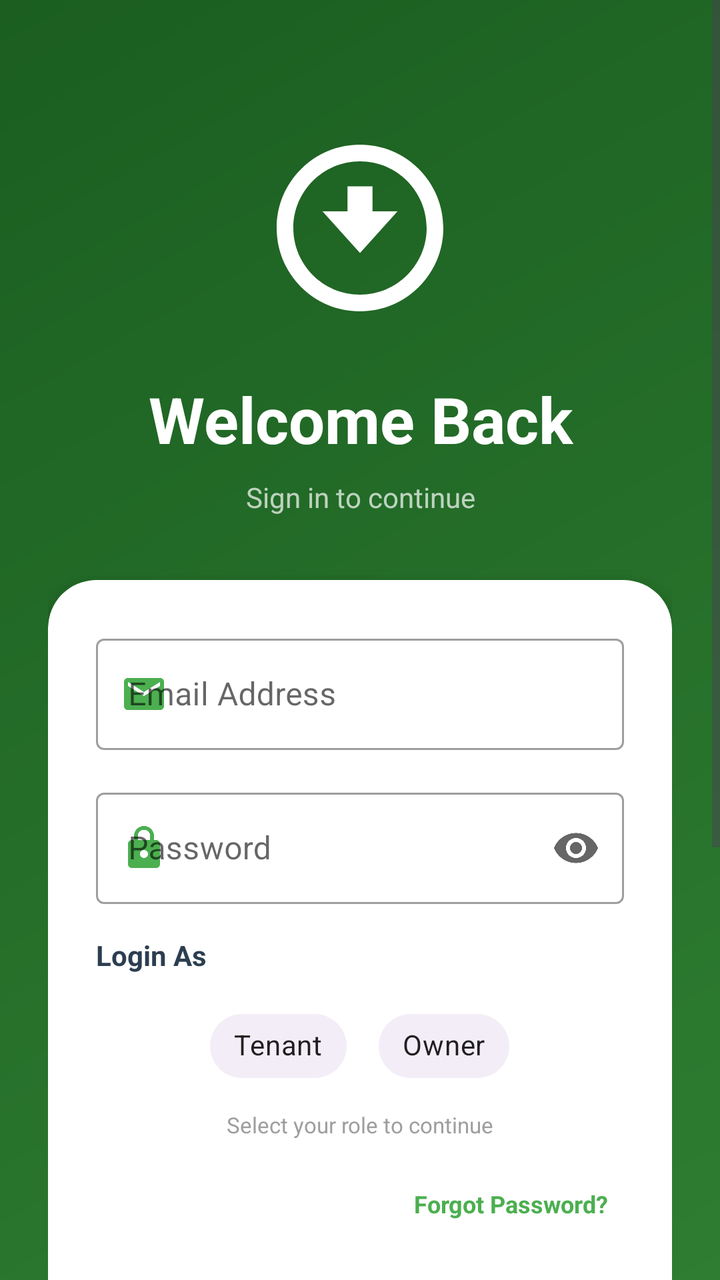
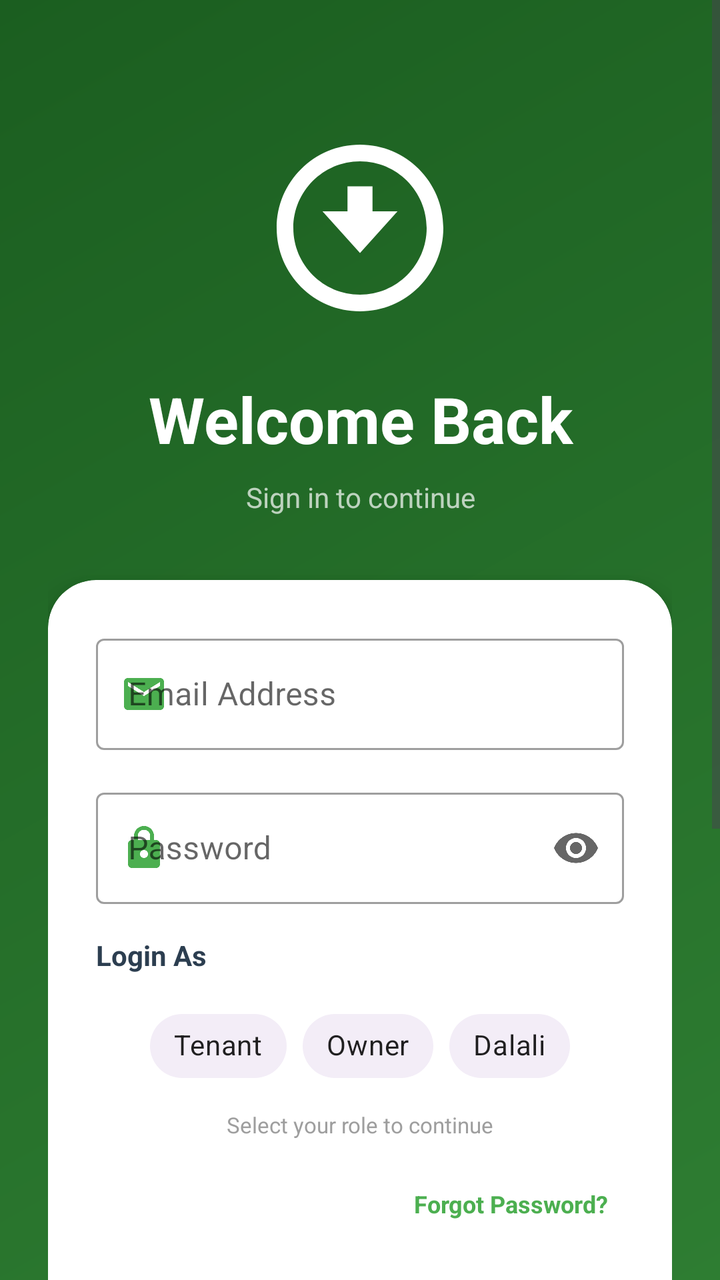

Two renders of the same Android screen: before a commit and after it. Below are the layout's source before the change and the commit's diff.
<!-- AndroidManifest.xml: application theme Theme.Roomify -->
<!-- res/layout/activity_login.xml -->
<?xml version="1.0" encoding="utf-8"?>
<FrameLayout xmlns:android="http://schemas.android.com/apk/res/android"
    xmlns:app="http://schemas.android.com/apk/res-auto"
    android:layout_width="match_parent"
    android:layout_height="match_parent">

    <ScrollView
        android:layout_width="match_parent"
        android:layout_height="match_parent"
        android:fillViewport="true"
        android:background="@drawable/gradient_background">

        <androidx.constraintlayout.widget.ConstraintLayout
            android:layout_width="match_parent"
            android:layout_height="wrap_content"
            android:padding="24dp">

            
            <ImageView
                android:id="@+id/logo"
                android:layout_width="100dp"
                android:layout_height="100dp"
                android:layout_marginTop="40dp"
                android:src="@drawable/ic_agriculture"
                android:contentDescription="@string/app_name"
                app:layout_constraintEnd_toEndOf="parent"
                app:layout_constraintStart_toStartOf="parent"
                app:layout_constraintTop_toTopOf="parent" />

            
            <TextView
                android:id="@+id/welcomeText"
                android:layout_width="match_parent"
                android:layout_height="wrap_content"
                android:layout_marginTop="24dp"
                android:gravity="center"
                android:text="@string/welcome_back1"
                android:textColor="@color/white"
                android:textSize="32sp"
                android:textStyle="bold"
                app:layout_constraintTop_toBottomOf="@id/logo" />

            <TextView
                android:id="@+id/subtitleText"
                android:layout_width="match_parent"
                android:layout_height="wrap_content"
                android:layout_marginTop="8dp"
                android:gravity="center"
                android:text="Sign in to continue"
                android:textColor="@color/white_70"
                android:textSize="14sp"
                app:layout_constraintTop_toBottomOf="@id/welcomeText" />

            
            <androidx.cardview.widget.CardView
                android:id="@+id/cardView"
                android:layout_width="match_parent"
                android:layout_height="wrap_content"
                android:layout_marginTop="32dp"
                app:cardCornerRadius="24dp"
                app:cardElevation="8dp"
                app:cardBackgroundColor="@color/white"
                app:layout_constraintTop_toBottomOf="@id/subtitleText">

                <LinearLayout
                    android:layout_width="match_parent"
                    android:layout_height="wrap_content"
                    android:orientation="vertical"
                    android:padding="24dp">

                    
                    <com.google.android.material.textfield.TextInputLayout
                        android:id="@+id/emailLayout"
                        style="@style/Widget.MaterialComponents.TextInputLayout.OutlinedBox"
                        android:layout_width="match_parent"
                        android:layout_height="wrap_content"
                        android:hint="Email Address"
                        app:startIconDrawable="@drawable/ic_email"
                        app:startIconTint="@color/primary_green"
                        app:endIconMode="clear_text">

                        <com.google.android.material.textfield.TextInputEditText
                            android:id="@+id/Email"
                            android:layout_width="match_parent"
                            android:layout_height="wrap_content"
                            android:inputType="textEmailAddress"
                            android:maxLines="1" />

                    </com.google.android.material.textfield.TextInputLayout>

                    
                    <com.google.android.material.textfield.TextInputLayout
                        android:id="@+id/passwordLayout"
                        style="@style/Widget.MaterialComponents.TextInputLayout.OutlinedBox"
                        android:layout_width="match_parent"
                        android:layout_height="wrap_content"
                        android:layout_marginTop="16dp"
                        android:hint="Password"
                        app:startIconDrawable="@drawable/ic_lock"
                        app:startIconTint="@color/primary_green"
                        app:endIconMode="password_toggle">

                        <com.google.android.material.textfield.TextInputEditText
                            android:id="@+id/password"
                            android:layout_width="match_parent"
                            android:layout_height="wrap_content"
                            android:inputType="textPassword"
                            android:maxLines="1" />

                    </com.google.android.material.textfield.TextInputLayout>

                    
                    <TextView
                        android:layout_width="match_parent"
                        android:layout_height="wrap_content"
                        android:text="Login As"
                        android:textSize="14sp"
                        android:textStyle="bold"
                        android:textColor="@color/text_dark"
                        android:layout_marginTop="16dp"
                        android:layout_marginBottom="12dp"/>

                    
                    <LinearLayout
                        android:layout_width="match_parent"
                        android:layout_height="wrap_content"
                        android:orientation="horizontal"
                        android:gravity="center"
                        android:layout_marginBottom="8dp">

                        <com.google.android.material.chip.Chip
                            android:id="@+id/chipTenantLogin"
                            style="@style/Widget.MaterialComponents.Chip.Choice"
                            android:layout_width="wrap_content"
                            android:layout_height="wrap_content"
                            android:layout_marginEnd="16dp"
                            android:text="Tenant"
                            android:textSize="14sp"
                            app:chipBackgroundColor="@color/chip_background"
                            app:chipIcon="@drawable/ic_profile"
                            app:chipIconTint="?attr/colorPrimary"
                            app:checkedIcon="@drawable/ic_check_circle"
                            app:checkedIconTint="@color/primary_green" />

                        <com.google.android.material.chip.Chip
                            android:id="@+id/chipOwnerLogin"
                            style="@style/Widget.MaterialComponents.Chip.Choice"
                            android:layout_width="wrap_content"
                            android:layout_height="wrap_content"
                            android:text="Owner"
                            android:textSize="14sp"
                            app:chipBackgroundColor="@color/chip_background"
                            app:chipIcon="@drawable/ic_business"
                            app:chipIconTint="?attr/colorPrimary"
                            app:checkedIcon="@drawable/ic_check_circle"
                            app:checkedIconTint="@color/primary_green" />

                    </LinearLayout>

                    
                    <TextView
                        android:id="@+id/tvRoleHint"
                        android:layout_width="match_parent"
                        android:layout_height="wrap_content"
                        android:text="Select your role to continue"
                        android:textSize="11sp"
                        android:textColor="@color/gray_500"
                        android:gravity="center"
                        android:layout_marginBottom="8dp"/>

                    
                    <TextView
                        android:id="@+id/forgotPassword"
                        android:layout_width="wrap_content"
                        android:layout_height="wrap_content"
                        android:layout_gravity="end"
                        android:layout_marginTop="8dp"
                        android:padding="8dp"
                        android:text="Forgot Password?"
                        android:textColor="@color/primary_green"
                        android:textSize="12sp"
                        android:textStyle="bold" />

                    
                    <com.google.android.material.button.MaterialButton
                        android:id="@+id/button2"
                        android:layout_width="match_parent"
                        android:layout_height="56dp"
                        android:layout_marginTop="24dp"
                        android:text="@string/sign_in1"
                        android:textAllCaps="false"
                        android:textSize="16sp"
                        android:textStyle="bold"
                        app:cornerRadius="28dp"
                        app:backgroundTint="@color/primary_green" />

                    
                    <LinearLayout
                        android:layout_width="match_parent"
                        android:layout_height="wrap_content"
                        android:layout_marginTop="24dp"
                        android:gravity="center"
                        android:orientation="horizontal">

                        <View
                            android:layout_width="0dp"
                            android:layout_height="1dp"
                            android:layout_weight="1"
                            android:background="@color/gray_300" />

                        <TextView
                            android:layout_width="wrap_content"
                            android:layout_height="wrap_content"
                            android:layout_marginHorizontal="16dp"
                            android:text="OR"
                            android:textColor="@color/gray_500"
                            android:textSize="12sp" />

                        <View
                            android:layout_width="0dp"
                            android:layout_height="1dp"
                            android:layout_weight="1"
                            android:background="@color/gray_300" />

                    </LinearLayout>

                    
                    <LinearLayout
                        android:layout_width="match_parent"
                        android:layout_height="wrap_content"
                        android:layout_marginTop="24dp"
                        android:orientation="horizontal"
                        android:gravity="center">

                        <com.google.android.material.button.MaterialButton
                            android:id="@+id/Register"
                            style="@style/Widget.MaterialComponents.Button.OutlinedButton"
                            android:layout_width="0dp"
                            android:layout_height="48dp"
                            android:layout_weight="1"
                            android:layout_marginEnd="8dp"
                            android:text="Guest"
                            android:textColor="@color/primary_green"
                            app:strokeColor="@color/primary_green"
                            app:cornerRadius="24dp" />

                        <com.google.android.material.button.MaterialButton
                            android:id="@+id/Signup"
                            style="@style/Widget.MaterialComponents.Button.OutlinedButton"
                            android:layout_width="0dp"
                            android:layout_height="48dp"
                            android:layout_weight="1"
                            android:layout_marginStart="8dp"
                            android:text="Sign Up"
                            android:textColor="@color/primary_green"
                            app:strokeColor="@color/primary_green"
                            app:cornerRadius="24dp" />

                    </LinearLayout>

                    
                    <TextView
                        android:layout_width="match_parent"
                        android:layout_height="wrap_content"
                        android:layout_marginTop="24dp"
                        android:gravity="center"
                        android:text="Continue with"
                        android:textColor="@color/gray_500"
                        android:textSize="12sp" />

                    <com.google.android.gms.common.SignInButton
                        android:id="@+id/Google"
                        android:layout_width="match_parent"
                        android:layout_height="48dp"
                        android:layout_marginTop="12dp"
                        android:layout_marginBottom="8dp"
                        android:padding="8dp" />

                </LinearLayout>

            </androidx.cardview.widget.CardView>

        </androidx.constraintlayout.widget.ConstraintLayout>

    </ScrollView>

    
    <View
        android:id="@+id/loadingOverlay"
        android:layout_width="match_parent"
        android:layout_height="match_parent"
        android:background="#80000000"
        android:visibility="gone"
        android:clickable="true"
        android:focusable="true" />

    <ProgressBar
        android:id="@+id/progressBar"
        android:layout_width="wrap_content"
        android:layout_height="wrap_content"
        android:layout_gravity="center"
        android:visibility="gone"
        android:indeterminateTint="@color/primary_green" />

</FrameLayout>
<!-- resources referenced by this layout -->
<resources>
  <color name="chip_background">#F3EDF7</color>
  <color name="gray_300">#E0E0E0</color>
  <color name="gray_500">#9E9E9E</color>
  <color name="primary_green">#4CAF50</color>
  <color name="text_dark">#2C3E50</color>
  <color name="white">#FFFFFFFF</color>
  <color name="white_70">#B3FFFFFF</color>
  <!-- drawable gradient_background (drawable) -->
  <?xml version="1.0" encoding="utf-8"?>
  <shape xmlns:android="http://schemas.android.com/apk/res/android">
      <gradient
          android:angle="135"
          android:startColor="#2E7D32"
          android:endColor="#1B5E20"
          android:type="linear" />
  </shape>
  <!-- drawable ic_agriculture (drawable) -->
  <vector xmlns:android="http://schemas.android.com/apk/res/android"
      android:width="24dp"
      android:height="24dp"
      android:viewportWidth="24"
      android:viewportHeight="24"
      android:tint="#FFFFFF">
      <path
          android:fillColor="#FF000000"
          android:pathData="M12,2L12,2c-5.52,0 -10,4.48 -10,10s4.48,10 10,10 10,-4.48 10,-10 -4.48,-10 -10,-10zM12,20c-4.41,0 -8,-3.59 -8,-8s3.59,-8 8,-8 8,3.59 8,8 -3.59,8 -8,8zM13.5,10L13.5,7h-3v3h-3l4.5,5 4.5,-5z" />
  </vector>
  <!-- drawable ic_business (drawable) -->
  <vector xmlns:android="http://schemas.android.com/apk/res/android"
      android:width="24dp"
      android:height="24dp"
      android:viewportWidth="24"
      android:viewportHeight="24">
      <path
          android:fillColor="#FF000000"
          android:pathData="M12,7V3H2v18h20V7h-10zM6,19H4v-2h2v2zM6,15H4v-2h2v2zM6,11H4V9h2v2zM6,7H4V5h2v2zM10,19H8v-2h2v2zM10,15H8v-2h2v2zM10,11H8V9h2v2zM10,7H8V5h2v2zM20,19h-8v-2h2v-2h-2v-2h2v-2h-2V9h8v10zM18,11h-2v2h2v-2zM18,15h-2v2h2v-2z"/>
  </vector>
  <!-- drawable ic_check_circle (drawable) -->
  <vector xmlns:android="http://schemas.android.com/apk/res/android"
      android:width="24dp"
      android:height="24dp"
      android:viewportWidth="24"
      android:viewportHeight="24">
      <path
          android:fillColor="#FF000000"
          android:pathData="M12,2C6.48,2 2,6.48 2,12s4.48,10 10,10 10,-4.48 10,-10S17.52,2 12,2zM10,17l-5,-5 1.41,-1.41L10,14.17l7.59,-7.59L19,8l-9,9z"/>
  </vector>
  <!-- drawable ic_email (drawable) -->
  <vector xmlns:android="http://schemas.android.com/apk/res/android"
      android:width="24dp"
      android:height="24dp"
      android:viewportWidth="24"
      android:viewportHeight="24">
      <path
          android:fillColor="#FF000000"
          android:pathData="M20,4L4,4c-1.1,0 -1.99,0.9 -1.99,2L2,18c0,1.1 0.9,2 2,2h16c1.1,0 2,-0.9 2,-2L22,6c0,-1.1 -0.9,-2 -2,-2zM20,8l-8,5 -8,-5L4,6l8,5 8,-5v2z" />
  </vector>
  <string name="app_name">Roomify</string>
  <string name="sign_in1">Sign In</string>
  <string name="welcome_back1">Welcome Back</string>
  <style name="Theme.Roomify" parent="Base.Theme.Roomify" />
  <style name="Base.Theme.Roomify" parent="Theme.Material3.DayNight.NoActionBar">
          
          <item name="colorPrimary">@color/primary</item>
          <item name="colorSecondary">@color/secondary</item>
          <item name="colorSurface">@color/surface</item>
          <item name="colorOnSurface">@android:color/black</item>
      </style>
  <color name="primary">#212121</color>
  <color name="secondary">#625B71</color>
  <color name="surface">#F5F5F5</color>
  <!-- unchanged entries left out for length: 2 -->
</resources>

<!-- the commit's change to res/layout/activity_login.xml (unified diff, before → after) -->
@@ -133,7 +133,7 @@
                             style="@style/Widget.MaterialComponents.Chip.Choice"
                             android:layout_width="wrap_content"
                             android:layout_height="wrap_content"
-                            android:layout_marginEnd="16dp"
+                            android:layout_marginEnd="8dp"
                             android:text="Tenant"
                             android:textSize="14sp"
                             app:chipBackgroundColor="@color/chip_background"
@@ -147,10 +147,25 @@
                             style="@style/Widget.MaterialComponents.Chip.Choice"
                             android:layout_width="wrap_content"
                             android:layout_height="wrap_content"
+                            android:layout_marginEnd="8dp"
                             android:text="Owner"
                             android:textSize="14sp"
                             app:chipBackgroundColor="@color/chip_background"
                             app:chipIcon="@drawable/ic_business"
+                            app:chipIconTint="?attr/colorPrimary"
+                            app:checkedIcon="@drawable/ic_check_circle"
+                            app:checkedIconTint="@color/primary_green" />
+
+                        
+                        <com.google.android.material.chip.Chip
+                            android:id="@+id/chipDalaliLogin"
+                            style="@style/Widget.MaterialComponents.Chip.Choice"
+                            android:layout_width="wrap_content"
+                            android:layout_height="wrap_content"
+                            android:text="Dalali"
+                            android:textSize="14sp"
+                            app:chipBackgroundColor="@color/chip_background"
+                            app:chipIcon="@drawable/ic_agent"
                             app:chipIconTint="?attr/colorPrimary"
                             app:checkedIcon="@drawable/ic_check_circle"
                             app:checkedIconTint="@color/primary_green" />
@@ -271,7 +286,7 @@
                     <com.google.android.gms.common.SignInButton
                         android:id="@+id/Google"
                         android:layout_width="match_parent"
-                        android:layout_height="48dp"
+                        android:layout_height="70dp"
                         android:layout_marginTop="12dp"
                         android:layout_marginBottom="8dp"
                         android:padding="8dp" />
<!-- resource entries referenced after the edit -->
@@ -16,6 +16,23 @@
           android:endColor="#1B5E20"
           android:type="linear" />
   </shape>
+  <!-- drawable ic_agent (drawable) -->
+  <vector xmlns:android="http://schemas.android.com/apk/res/android"
+      android:width="24dp"
+      android:height="24dp"
+      android:viewportWidth="24"
+      android:viewportHeight="24">
+  
+      
+      <path
+          android:fillColor="@android:color/white"
+          android:pathData="M12,1L3,5v6c0,5.55 3.84,10.74 9,12 5.16,-1.26 9,-6.45 9,-12V5l-9,-4zM12,11.99h7c-0.53,4.12 -3.28,7.79 -7,8.94V12H5V6.3l7,-3.11v8.8z"/>
+  
+      
+      <path
+          android:fillColor="@android:color/white"
+          android:pathData="M12,8.5l1.5,3.5 3.5,0.5 -2.5,2.5 0.5,3.5 -3,-1.5 -3,1.5 0.5,-3.5 -2.5,-2.5 3.5,-0.5z"/>
+  </vector>
   <!-- drawable ic_agriculture (drawable) -->
   <vector xmlns:android="http://schemas.android.com/apk/res/android"
       android:width="24dp"
